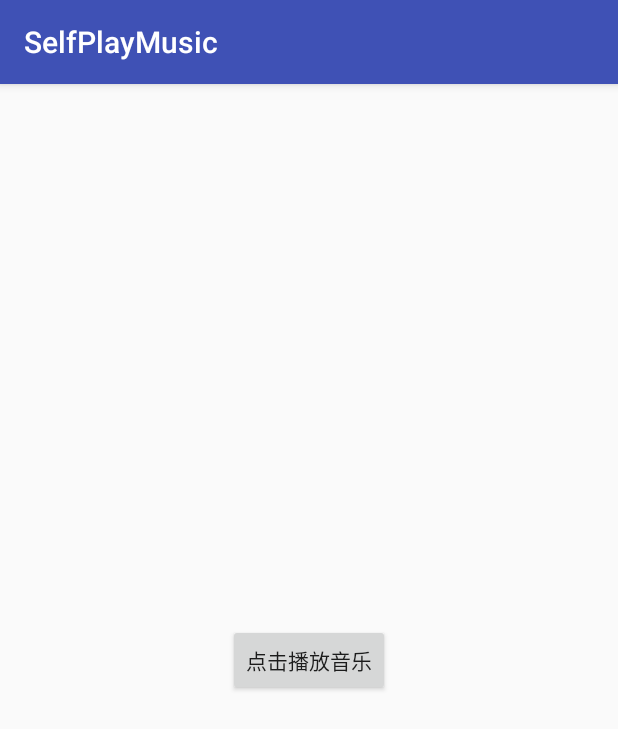
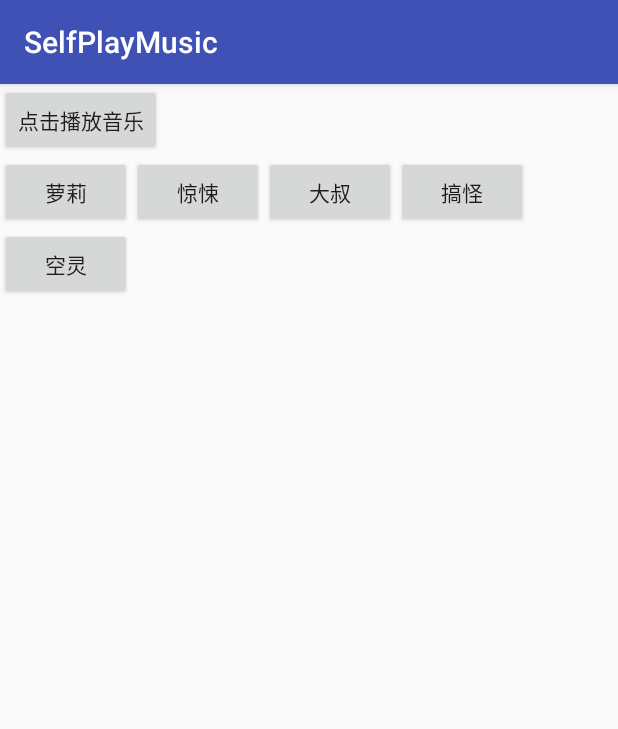
Before and after one commit to fanmingyi/SelfPlayMusic, an Android app: the screen it shows after launch (MainActivity), on a phone screen of 412 x 824 dp. Shown: the top 729 px of the screen. Run offline under Robolectric (Android 15) with nearby library versions, the light colour scheme and no system bars; 1 statement that could not run was skipped.

Commit message:
添加多种变声

```diff
--- a/app/src/main/res/layout/activity_main.xml
+++ b/app/src/main/res/layout/activity_main.xml
@@ -1,9 +1,10 @@
 <?xml version="1.0" encoding="utf-8"?>
-<android.support.constraint.ConstraintLayout xmlns:android="http://schemas.android.com/apk/res/android"
+<LinearLayout xmlns:android="http://schemas.android.com/apk/res/android"
     xmlns:app="http://schemas.android.com/apk/res-auto"
     xmlns:tools="http://schemas.android.com/tools"
     android:layout_width="match_parent"
     android:layout_height="match_parent"
+    android:orientation="vertical"
     tools:context="com.example.fmy.selfplaymusic.MainActivity">
 
     <Button
@@ -16,5 +17,55 @@
         app:layout_constraintLeft_toLeftOf="parent"
         app:layout_constraintRight_toRightOf="parent"
         app:layout_constraintTop_toTopOf="parent" />
+    <LinearLayout
+        android:layout_width="match_parent"
+        android:orientation="horizontal"
+        android:layout_height="wrap_content">
+        <Button
+            android:layout_width="wrap_content"
+            android:layout_height="wrap_content"
+            android:text="萝莉"
+            android:onClick="onClick2"
+            app:layout_constraintBottom_toBottomOf="parent"
+            app:layout_constraintLeft_toLeftOf="parent"
+            app:layout_constraintRight_toRightOf="parent"
+            app:layout_constraintTop_toTopOf="parent" />
+        <Button
+            android:layout_width="wrap_content"
+            android:layout_height="wrap_content"
+            android:text="惊悚"
+            android:onClick="onClick2"
+            app:layout_constraintBottom_toBottomOf="parent"
+            app:layout_constraintLeft_toLeftOf="parent"
+            app:layout_constraintRight_toRightOf="parent"
+            app:layout_constraintTop_toTopOf="parent" />
+        <Button
+            android:layout_width="wrap_content"
+            android:layout_height="wrap_content"
+            android:text="大叔"
+            android:onClick="onClick2"
+            app:layout_constraintBottom_toBottomOf="parent"
+            app:layout_constraintLeft_toLeftOf="parent"
+            app:layout_constraintRight_toRightOf="parent"
+            app:layout_constraintTop_toTopOf="parent" />
+        <Button
+            android:layout_width="wrap_content"
+            android:layout_height="wrap_content"
+            android:text="搞怪"
+            android:onClick="onClick2"
+            app:layout_constraintBottom_toBottomOf="parent"
+            app:layout_constraintLeft_toLeftOf="parent"
+            app:layout_constraintRight_toRightOf="parent"
+            app:layout_constraintTop_toTopOf="parent" />
 
-</android.support.constraint.ConstraintLayout>
+    </LinearLayout>
+    <Button
+        android:layout_width="wrap_content"
+        android:layout_height="wrap_content"
+        android:text="空灵"
+        android:onClick="onClick2"
+        app:layout_constraintBottom_toBottomOf="parent"
+        app:layout_constraintLeft_toLeftOf="parent"
+        app:layout_constraintRight_toRightOf="parent"
+        app:layout_constraintTop_toTopOf="parent" />
+</LinearLayout>
```
Also changed, not shown: app/src/main/java/com/example/fmy/selfplaymusic/MainActivity.java (+29 -1 lines), 2 other files.
